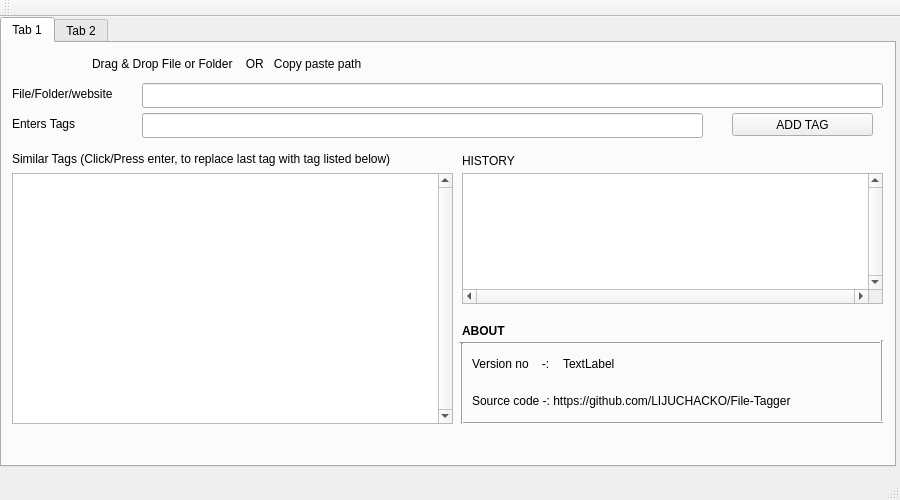
The window that filetagger.ui (LIJUCHACKO/File-Tagger) describes before a commit, drawn with Qt 5.
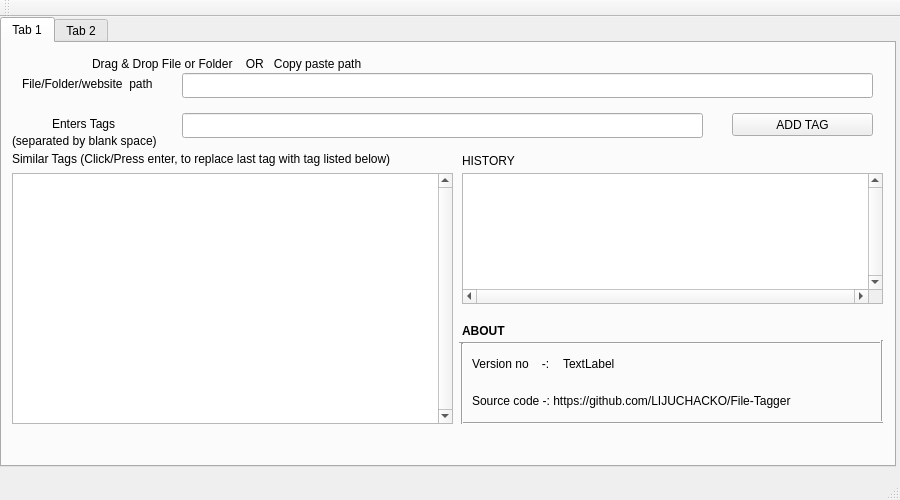
The same window after the commit. The open tabs and pages were chosen to show the change.

Commit message: Qtfile dialog file separator issue on windows

What changed in the file:
```diff
--- a/filetagger.ui
+++ b/filetagger.ui
@@ -100,9 +100,9 @@
      <widget class="QLineEdit" name="filename">
       <property name="geometry">
        <rect>
-        <x>140</x>
-        <y>40</y>
-        <width>741</width>
+        <x>180</x>
+        <y>30</y>
+        <width>691</width>
         <height>25</height>
        </rect>
       </property>
@@ -126,14 +126,14 @@
      <widget class="QLabel" name="newtags">
       <property name="geometry">
        <rect>
-        <x>10</x>
+        <x>50</x>
         <y>70</y>
-        <width>71</width>
+        <width>111</width>
         <height>21</height>
        </rect>
       </property>
       <property name="text">
-       <string>Enters Tags</string>
+       <string>Enters Tags </string>
       </property>
      </widget>
      <widget class="QPushButton" name="ADD_TAG">
@@ -184,9 +184,9 @@
      <widget class="QLineEdit" name="ENTER_TAG">
       <property name="geometry">
        <rect>
-        <x>140</x>
+        <x>180</x>
         <y>70</y>
-        <width>561</width>
+        <width>521</width>
         <height>25</height>
        </rect>
       </property>
@@ -197,14 +197,14 @@
      <widget class="QLabel" name="filenametag">
       <property name="geometry">
        <rect>
-        <x>10</x>
-        <y>40</y>
-        <width>121</width>
+        <x>20</x>
+        <y>30</y>
+        <width>151</width>
         <height>21</height>
        </rect>
       </property>
       <property name="text">
-       <string>File/Folder/website</string>
+       <string>File/Folder/website  path</string>
       </property>
      </widget>
      <widget class="QLabel" name="filenametag_2">
@@ -333,6 +333,19 @@
        <enum>Qt::Vertical</enum>
       </property>
      </widget>
+     <widget class="QLabel" name="label_2">
+      <property name="geometry">
+       <rect>
+        <x>10</x>
+        <y>90</y>
+        <width>171</width>
+        <height>16</height>
+       </rect>
+      </property>
+      <property name="text">
+       <string>(separated by blank space)</string>
+      </property>
+     </widget>
      <zorder>ENTER_TAG</zorder>
      <zorder>PREVIOUS_TAGS</zorder>
      <zorder>filename</zorder>
```
Left out of the diff: 20 changed lines with no effect on the pictures. The commit also changes 5 other files.
